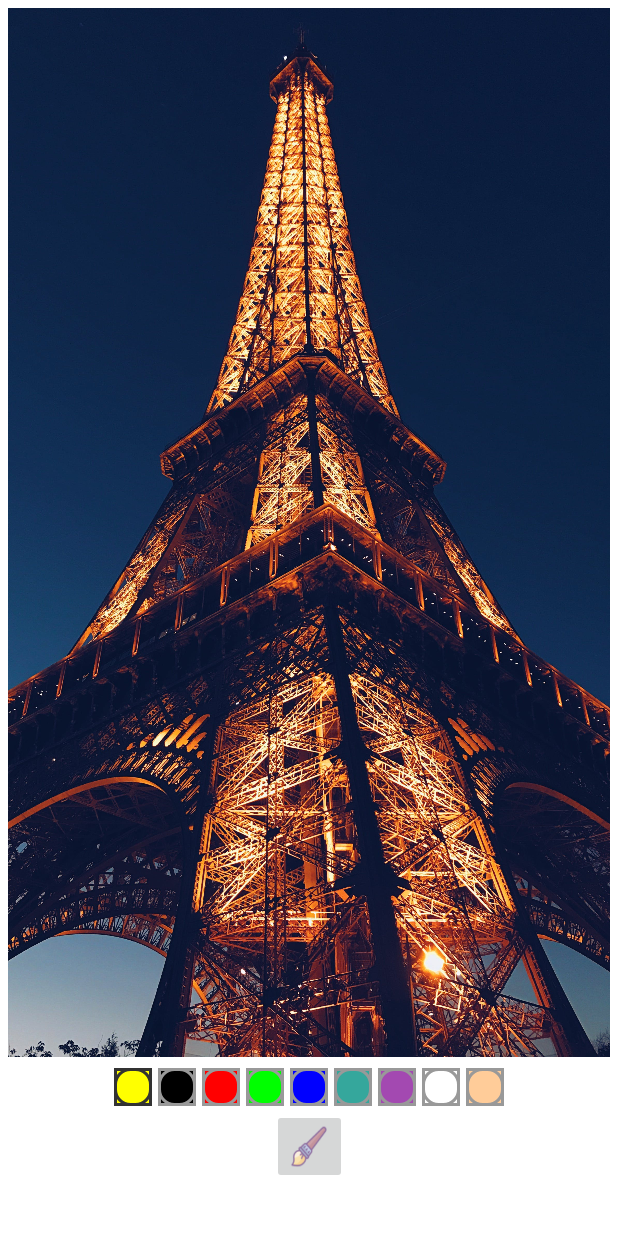
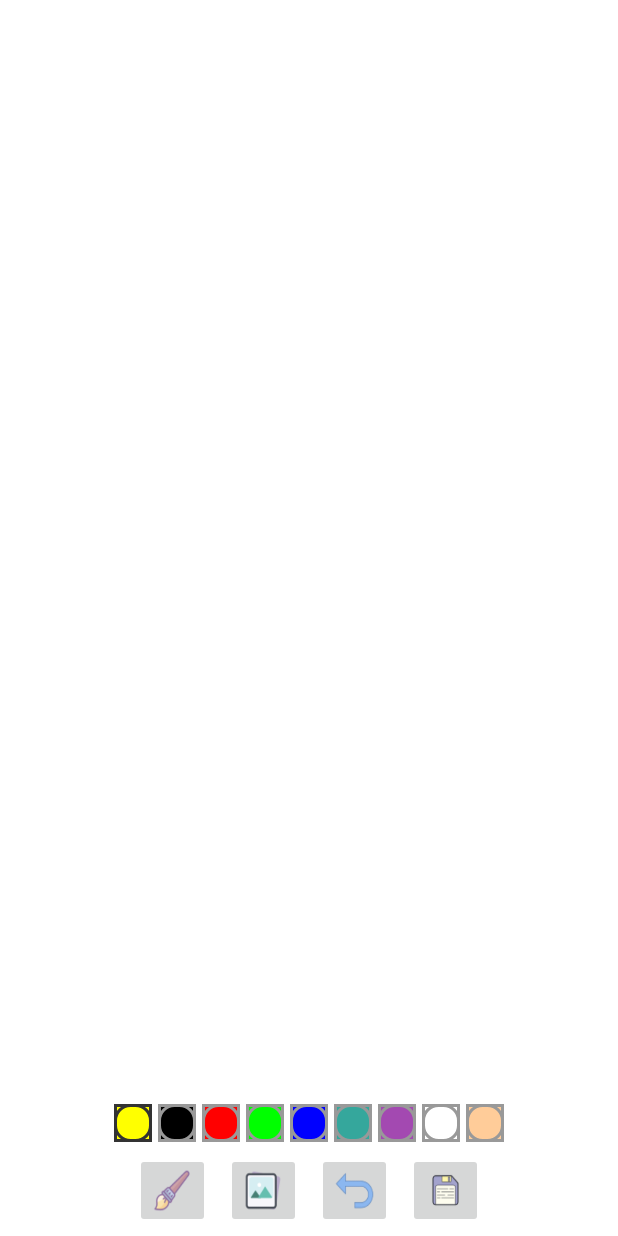
Before and after one commit to aweirdtrashcan/DrawingApp, an Android app: the screen it shows after launch (DrawingActivity), on a phone screen of 412 x 824 dp. Run offline under Robolectric (Android 15) with nearby library versions, the phone set to English and light mode, and no system bars.

Commit message:
Added hability to save an image in the Gallery

```diff
--- a/app/src/main/AndroidManifest.xml
+++ b/app/src/main/AndroidManifest.xml
@@ -1,6 +1,10 @@
 <?xml version="1.0" encoding="utf-8"?>
 <manifest xmlns:android="http://schemas.android.com/apk/res/android"
     xmlns:tools="http://schemas.android.com/tools">
+
+    <uses-permission android:name="android.permission.READ_EXTERNAL_STORAGE"
+        android:maxSdkVersion="32" />
+    <uses-permission android:name="android.permission.READ_MEDIA_IMAGES"/>
 
     <application
         android:allowBackup="true"
--- a/app/src/main/java/com/stimply/drawingapp/presentation/drawing/DrawingActivity.java
+++ b/app/src/main/java/com/stimply/drawingapp/presentation/drawing/DrawingActivity.java
@@ -1,21 +1,56 @@
 package com.stimply.drawingapp.presentation.drawing;
 
+import static com.stimply.drawingapp.presentation.util.AppUtil.showSnackbar;
+
+import android.Manifest;
+import android.content.Intent;
+import android.content.pm.PackageManager;
+import android.graphics.Bitmap;
+import android.graphics.BitmapFactory;
+import android.net.Uri;
+import android.os.Build;
 import android.os.Bundle;
+import android.provider.MediaStore;
 import android.view.View;
 import android.widget.ImageButton;
 
+import androidx.activity.result.ActivityResultLauncher;
+import androidx.activity.result.contract.ActivityResultContracts;
 import androidx.appcompat.app.AppCompatActivity;
 import androidx.core.content.ContextCompat;
 
 import com.stimply.drawingapp.R;
+import com.stimply.drawingapp.data.local.SaveImageThread;
 import com.stimply.drawingapp.databinding.ActivityMainBinding;
 import com.stimply.drawingapp.presentation.component.BrushSizeDialog;
+
+import java.io.ByteArrayOutputStream;
+import java.io.IOException;
+import java.io.OutputStream;
+import java.util.ArrayList;
+
+import kotlinx.coroutines.Job;
 
 public class DrawingActivity extends AppCompatActivity {
 
     private ActivityMainBinding binding;
 
     private ImageButton lastPressedButton;
+
+    private final ArrayList<String> cameraPermissions = new ArrayList<>();
+
+    private final ActivityResultLauncher<Intent> openGalleryResult =
+        registerForActivityResult(new ActivityResultContracts.StartActivityForResult(), activityResult -> {
+            if (activityResult.getResultCode() == RESULT_OK && activityResult.getData() != null) {
+                Uri imageUri = activityResult.getData().getData();
+                try {
+                    Bitmap bitmap = MediaStore.Images.Media.getBitmap(getContentResolver(), imageUri);
+                    binding.drawingView.setBackgroundBitmap(bitmap);
+                } catch (IOException e) {
+                    showSnackbar(binding.getRoot(), "Failed to select image from gallery");
+                }
+            }
+        });
 
     @Override
     protected void onCreate(Bundle savedInstanceState) {
@@ -25,6 +60,7 @@ public class DrawingActivity extends AppCompatActivity {
 
         lastPressedButton = (ImageButton)binding.llPaintColors.getChildAt(0);
         binding.drawingView.setColor((String)lastPressedButton.getTag());
+        requestGalleryPermission();
     }
 
     @Override
@@ -33,6 +69,9 @@ public class DrawingActivity extends AppCompatActivity {
 
         listenForColors();
         binding.btnShowDialog.setOnClickListener(view -> showBrushSizeDialog());
+        binding.btnOpenGallery.setOnClickListener(view -> openGallery());
+        binding.btnUndo.setOnClickListener(view -> binding.drawingView.undo());
+        binding.btnSave.setOnClickListener(view -> saveBitmap(binding.drawingView.getViewAsBitmap()));
     }
 
     private void showBrushSizeDialog() {
@@ -66,4 +105,53 @@ public class DrawingActivity extends AppCompatActivity {
 
         lastPressedButton = imgBtn;
     }
+
+    private void requestGalleryPermission() {
+        if (cameraPermissions.isEmpty()) {
+            if (Build.VERSION.SDK_INT <= Build.VERSION_CODES.S_V2) {
+                cameraPermissions.add(Manifest.permission.READ_EXTERNAL_STORAGE);
+            } else {
+                cameraPermissions.add(Manifest.permission.READ_MEDIA_IMAGES);
+            }
+        }
+        requestPermissions(cameraPermissions.toArray(new String[0]), 3);
+    }
+
+    private boolean hasGalleryPermissions() {
+        for (String permission : cameraPermissions) {
+            if (checkSelfPermission(permission) != PackageManager.PERMISSION_GRANTED) {
+                return false;
+            }
+        }
+        return true;
+    }
+
+    private void openGallery() {
+        if (!hasGalleryPermissions()) {
+            showSnackbar(binding.getRoot(), "This app requires camera permission");
+        }
+        showSnackbar(binding.getRoot(), "Opening gallery...");
+
+        Intent pickIntent = new Intent(Intent.ACTION_PICK, MediaStore.Images.Media.EXTERNAL_CONTENT_URI);
+
+        openGalleryResult.launch(pickIntent);
+    }
+
+    private void saveBitmap(Bitmap bitmap) {
+        if (bitmap == null) {
+            System.out.println("Can't save an empty bitmap");
+            return;
+        }
+        try {
+            Thread saveThread = new SaveImageThread(bitmap, new SaveImageThread.SaveImageRunnable() {
+                @Override
+                public void run(String savedPath) {
+                    showSnackbar(binding.getRoot(), "Saved as: " + savedPath);
+                }
+            });
+            saveThread.start();
+        } catch (RuntimeException exception) {
+            System.out.println("Failed to save bitmap: " + exception.getMessage());
+        }
+    }
 }
--- a/app/src/main/res/layout/activity_main.xml
+++ b/app/src/main/res/layout/activity_main.xml
@@ -7,46 +7,24 @@
     tools:context=".presentation.drawing.DrawingActivity"
     android:background="@color/white">
 
-    <androidx.constraintlayout.widget.ConstraintLayout
-        android:id="@+id/ll_background"
+    <com.stimply.drawingapp.presentation.component.DrawingView
+        android:id="@+id/drawingView"
         android:layout_width="match_parent"
         android:layout_height="0dp"
         app:layout_constraintTop_toTopOf="parent"
         app:layout_constraintStart_toStartOf="parent"
         app:layout_constraintEnd_toEndOf="parent"
         app:layout_constraintBottom_toTopOf="@id/ll_paint_colors"
-        android:layout_margin="5dp">
-
-        <ImageView
-            android:id="@+id/iv_background"
-            android:layout_width="match_parent"
-            android:layout_height="match_parent"
-            android:scaleType="centerCrop"
-            android:src="@drawable/paris"
-            app:layout_constraintTop_toTopOf="parent"
-            app:layout_constraintStart_toStartOf="parent"
-            app:layout_constraintEnd_toEndOf="parent"
-            app:layout_constraintBottom_toBottomOf="parent" />
-
-        <com.stimply.drawingapp.presentation.component.DrawingView
-            android:id="@+id/drawingView"
-            android:layout_width="match_parent"
-            android:layout_height="match_parent"
-            app:layout_constraintTop_toTopOf="parent"
-            app:layout_constraintStart_toStartOf="parent"
-            app:layout_constraintEnd_toEndOf="parent"
-            app:layout_constraintBottom_toBottomOf="parent"  />
-
-    </androidx.constraintlayout.widget.ConstraintLayout>
+        android:layout_margin="5dp"  />
 
     <LinearLayout
         android:id="@+id/ll_paint_colors"
         android:layout_width="match_parent"
         android:layout_height="wrap_content"
-        app:layout_constraintTop_toBottomOf="@id/ll_background"
+        app:layout_constraintTop_toBottomOf="@id/drawingView"
         app:layout_constraintStart_toStartOf="parent"
         app:layout_constraintEnd_toEndOf="parent"
-        app:layout_constraintBottom_toTopOf="@id/btnShowDialog"
+        app:layout_constraintBottom_toTopOf="@id/ll_buttons"
         android:orientation="horizontal"
         android:gravity="center">
 
@@ -124,16 +102,52 @@
 
     </LinearLayout>
 
-    <ImageButton
-        android:id="@+id/btnShowDialog"
-        android:layout_width="50dp"
-        android:layout_height="50dp"
-        android:layout_margin="5dp"
-        android:scaleType="fitXY"
-        android:src="@drawable/ic_brush"
-        app:layout_constraintTop_toBottomOf="@id/ll_background"
+    <LinearLayout
+        android:id="@+id/ll_buttons"
+        android:layout_width="match_parent"
+        android:layout_height="wrap_content"
+        app:layout_constraintTop_toBottomOf="@id/ll_paint_colors"
         app:layout_constraintBottom_toBottomOf="parent"
         app:layout_constraintEnd_toEndOf="parent"
-        app:layout_constraintStart_toStartOf="parent" />
+        app:layout_constraintStart_toStartOf="parent"
+        android:gravity="center"
+        android:orientation="horizontal">
+
+        <ImageButton
+            android:id="@+id/btnShowDialog"
+            android:layout_width="50dp"
+            android:layout_height="50dp"
+            android:layout_margin="5dp"
+            android:scaleType="fitXY"
+            android:src="@drawable/ic_brush"
+            android:contentDescription="@string/show_dialog_button" />
+
+        <ImageButton
+            android:id="@+id/btnOpenGallery"
+            android:layout_width="50dp"
+            android:layout_height="50dp"
+            android:layout_margin="5dp"
+            android:scaleType="fitXY"
+            android:src="@drawable/ic_gallery"
+            android:contentDescription="@string/open_gallery_button" />
+
+        <ImageButton
+            android:id="@+id/btnUndo"
+            android:layout_width="50dp"
+            android:layout_height="50dp"
+            android:layout_margin="5dp"
+            android:scaleType="fitXY"
+            android:src="@drawable/ic_undo"
+            android:contentDescription="@string/open_gallery_button" />
+
+        <ImageButton
+            android:id="@+id/btnSave"
+            android:layout_width="50dp"
+            android:layout_height="50dp"
+            android:layout_margin="5dp"
+            android:scaleType="fitXY"
+            android:src="@drawable/ic_save"
+            android:contentDescription="@string/save_image_button" />
+    </LinearLayout>
 
 </androidx.constraintlayout.widget.ConstraintLayout>
--- a/app/src/main/res/values/strings.xml
+++ b/app/src/main/res/values/strings.xml
@@ -4,4 +4,7 @@
     <string name="medium_brush_size">Medium brush size</string>
     <string name="large_brush_size">Large brush size</string>
     <string name="brush_size">"Brush size: "</string>
+    <string name="show_dialog_button">Show dialog button</string>
+    <string name="open_gallery_button">Open gallery button</string>
+    <string name="save_image_button">Save image button</string>
 </resources>
--- /dev/null
+++ b/app/src/main/res/xml/path.xml
@@ -0,0 +1,6 @@
+<?xml version="1.0" encoding="utf-8"?>
+<paths xmlns:android="http://schemas.android.com/apk/res/android">
+    <external-path
+        name="captured"
+        path="Android/media/com.stimply.drawingapp/files" />
+</paths>
```
Also changed, not shown: app/src/main/java/com/stimply/drawingapp/data/local/SaveImageThread.java (added, +69 -0 lines), app/src/main/java/com/stimply/drawingapp/presentation/component/DrawingView.java (+28 -3 lines), app/src/main/java/com/stimply/drawingapp/presentation/util/AppUtil.java (added, +12 -0 lines), app/src/main/res/drawable/ic_gallery.png (added), app/src/main/res/drawable/ic_save.png (added), app/src/main/res/drawable/ic_undo.png (added).
